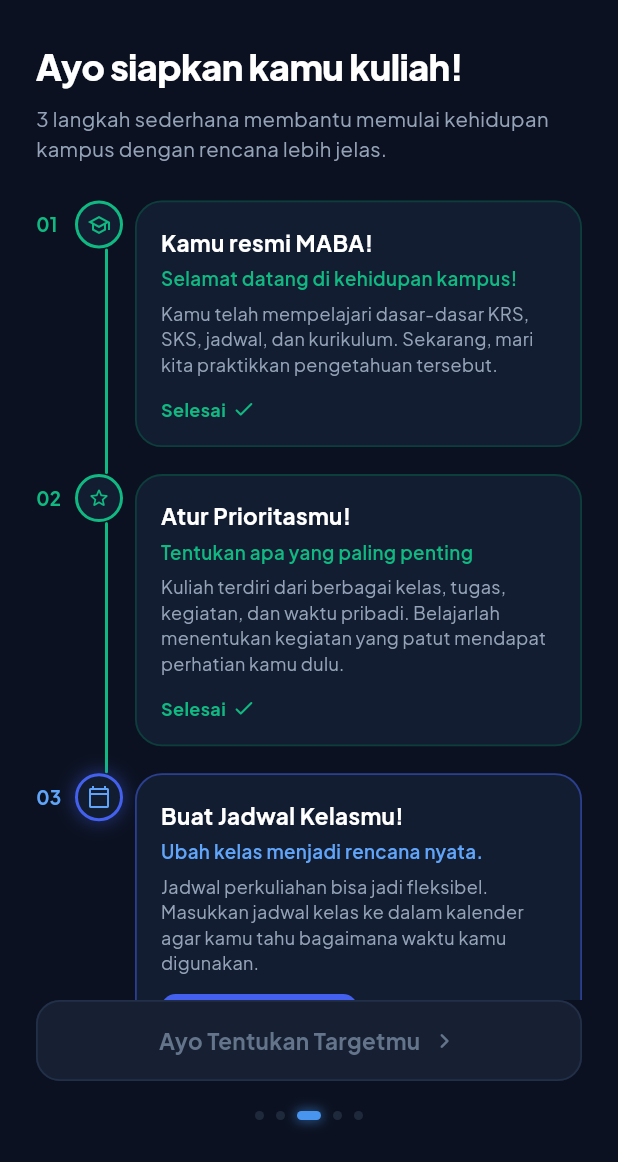
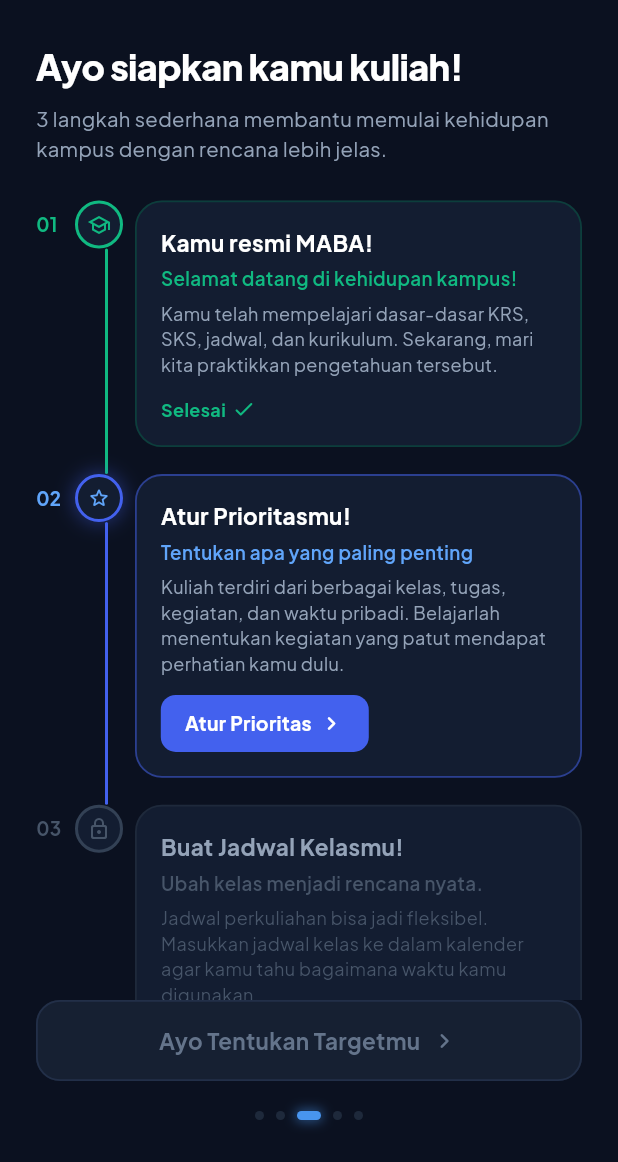
Before and after one commit to sugmamewingss/mavigate, a Flutter app: the screen it shows after launch, swiped to page 3, on a phone screen of 412 x 824 dp, the part 74-1236 px from its top. Run offline on Flutter 3.47's test engine with Material 3 defaults, Android fonts, the phone set to English and light mode, and no system bars; our stand-ins replace google_fonts.

Commit message:
refactor: sequential step unlock from priority to schedule in onboarding steps

```diff
--- a/lib/screens/onboarding/onboarding_screen.dart
+++ b/lib/screens/onboarding/onboarding_screen.dart
@@ -18,7 +18,7 @@ class _OnboardingScreenState extends State<OnboardingScreen> {
 
   // Onboarding state
   List<ScheduleItem> _userSchedule = [];
-  bool _isPriorityCompleted = true; // Set to true to seamlessly show priority completed as requested
+  bool _isPriorityCompleted = false;
   bool _isScheduleCompleted = false;
 
   @override
@@ -46,6 +46,7 @@ class _OnboardingScreenState extends State<OnboardingScreen> {
   }
 
   void _openBuildSchedule() async {
+    ScaffoldMessenger.of(context).removeCurrentSnackBar();
     final result = await Navigator.of(context).push<List<ScheduleItem>>(
       MaterialPageRoute(
         builder: (context) => BuildScheduleScreen(
@@ -98,6 +99,7 @@ class _OnboardingScreenState extends State<OnboardingScreen> {
           isScheduleCompleted: _isScheduleCompleted,
           onBack: () => _navigateToPage(1),
           onAturPrioritas: () {
+            ScaffoldMessenger.of(context).removeCurrentSnackBar();
             setState(() {
               _isPriorityCompleted = true;
             });
@@ -105,7 +107,7 @@ class _OnboardingScreenState extends State<OnboardingScreen> {
               const SnackBar(
                 content: Text('✓ Rencana prioritas berhasil disimpan!'),
                 backgroundColor: Color(0xFF10B981),
-                duration: Duration(seconds: 1),
+                duration: Duration(milliseconds: 1200),
               ),
             );
           },
--- a/lib/screens/onboarding/onboarding_steps_screen.dart
+++ b/lib/screens/onboarding/onboarding_steps_screen.dart
@@ -14,7 +14,7 @@ class OnboardingStepsScreen extends StatelessWidget {
 
   const OnboardingStepsScreen({
     super.key,
-    this.isPriorityCompleted = true, // Default to true or controlled by state
+    this.isPriorityCompleted = false,
     this.isScheduleCompleted = false,
     this.onBack,
     this.onAturPrioritas,
@@ -119,9 +119,7 @@ class OnboardingStepsScreen extends StatelessWidget {
                             stepNumber: '03',
                             icon: isScheduleCompleted
                                 ? Icons.check_circle_outline_rounded
-                                : (isPriorityCompleted
-                                    ? Icons.calendar_today_outlined
-                                    : Icons.lock_outline_rounded),
+                                : Icons.lock_outline_rounded,
                             status: isScheduleCompleted
                                 ? StepStatus.completed
                                 : (isPriorityCompleted
--- a/lib/widgets/stepper/onboarding_step_card.dart
+++ b/lib/widgets/stepper/onboarding_step_card.dart
@@ -113,7 +113,9 @@ class OnboardingStepCard extends StatelessWidget {
                       decoration: BoxDecoration(
                         color: status == StepStatus.completed
                             ? const Color(0xFF10B981)
-                            : const Color(0xFF1E293B),
+                            : (status == StepStatus.active
+                                ? AppColors.electricBlue
+                                : const Color(0xFF1E293B)),
                         borderRadius: BorderRadius.circular(1),
                       ),
                     ),
```
Also changed, not shown: 1 other file.
